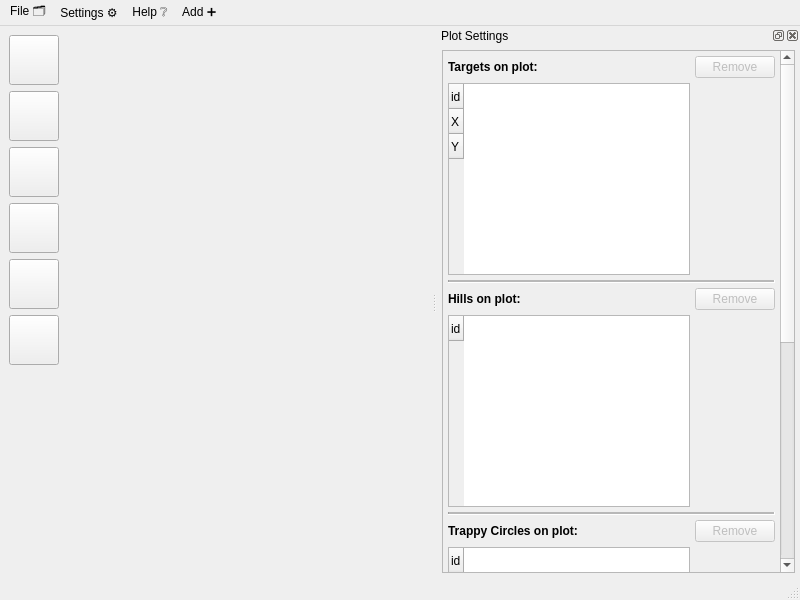
First picture: the form in main/mainwindow.ui, repository UmbrellaLeaf5/locus_no_pilotus, before the edit.
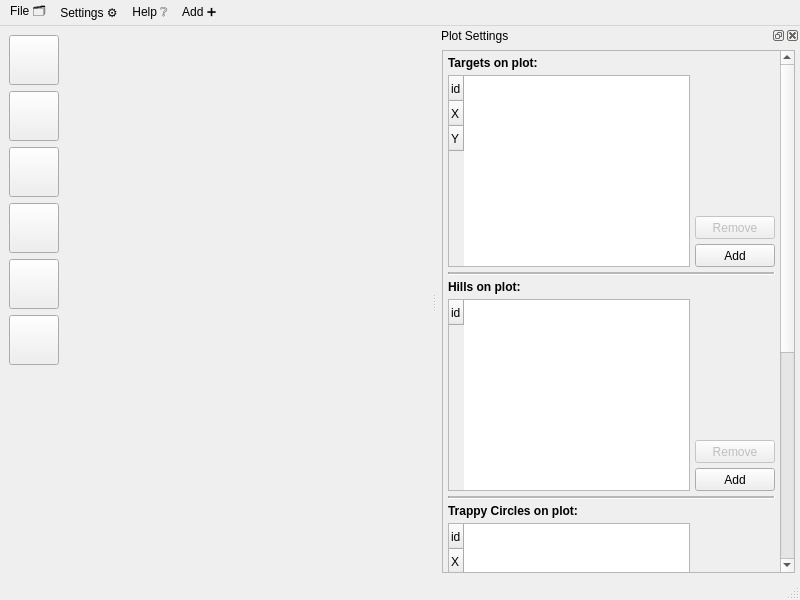
Second picture: the form after the edit. Icons and pictures are not drawn. Custom widgets are drawn as their Qt base class.

```diff
--- a/main/mainwindow.ui
+++ b/main/mainwindow.ui
@@ -439,6 +439,67 @@
          </property>
          <item>
           <layout class="QGridLayout" name="targetTableGridLayout">
+           <item row="1" column="0" rowspan="7">
+            <widget class="QTableWidget" name="targetInfoTableWidget">
+             <property name="sizePolicy">
+              <sizepolicy hsizetype="Expanding" vsizetype="Expanding">
+               <horstretch>0</horstretch>
+               <verstretch>0</verstretch>
+              </sizepolicy>
+             </property>
+             <property name="editTriggers">
+              <set>QAbstractItemView::AllEditTriggers</set>
+             </property>
+             <property name="rowCount">
+              <number>3</number>
+             </property>
+             <attribute name="horizontalHeaderMinimumSectionSize">
+              <number>25</number>
+             </attribute>
+             <attribute name="horizontalHeaderDefaultSectionSize">
+              <number>75</number>
+             </attribute>
+             <attribute name="verticalHeaderMinimumSectionSize">
+              <number>25</number>
+             </attribute>
+             <attribute name="verticalHeaderDefaultSectionSize">
+              <number>25</number>
+             </attribute>
+             <row>
+              <property name="text">
+               <string>id</string>
+              </property>
+             </row>
+             <row>
+              <property name="text">
+               <string>X</string>
+              </property>
+             </row>
+             <row>
+              <property name="text">
+               <string>Y</string>
+              </property>
+             </row>
+            </widget>
+           </item>
+           <item row="7" column="1">
+            <widget class="QPushButton" name="targetAddFromTablePushButton">
+             <property name="sizePolicy">
+              <sizepolicy hsizetype="Preferred" vsizetype="Preferred">
+               <horstretch>0</horstretch>
+               <verstretch>0</verstretch>
+              </sizepolicy>
+             </property>
+             <property name="styleSheet">
+              <string notr="true">QPushButton::hover{background-color: rgb(184, 184, 184);border: 1px solid #6f6f6f;}
+QPushButton::pressed{background-color: rgb(135, 135, 135);}
+              </string>
+             </property>
+             <property name="text">
+              <string>Add</string>
+             </property>
+            </widget>
+           </item>
            <item row="0" column="0">
             <widget class="QLabel" name="targetInfoLabel">
              <property name="sizePolicy">
@@ -468,50 +529,7 @@
              </property>
             </widget>
            </item>
-           <item row="1" column="0">
-            <widget class="QTableWidget" name="targetInfoTableWidget">
-             <property name="sizePolicy">
-              <sizepolicy hsizetype="Expanding" vsizetype="Expanding">
-               <horstretch>0</horstretch>
-               <verstretch>0</verstretch>
-              </sizepolicy>
-             </property>
-             <property name="editTriggers">
-              <set>QAbstractItemView::AllEditTriggers</set>
-             </property>
-             <property name="rowCount">
-              <number>3</number>
-             </property>
-             <attribute name="horizontalHeaderMinimumSectionSize">
-              <number>25</number>
-             </attribute>
-             <attribute name="horizontalHeaderDefaultSectionSize">
-              <number>75</number>
-             </attribute>
-             <attribute name="verticalHeaderMinimumSectionSize">
-              <number>25</number>
-             </attribute>
-             <attribute name="verticalHeaderDefaultSectionSize">
-              <number>25</number>
-             </attribute>
-             <row>
-              <property name="text">
-               <string>id</string>
-              </property>
-             </row>
-             <row>
-              <property name="text">
-               <string>X</string>
-              </property>
-             </row>
-             <row>
-              <property name="text">
-               <string>Y</string>
-              </property>
-             </row>
-            </widget>
-           </item>
-           <item row="0" column="1">
+           <item row="6" column="1">
             <widget class="QPushButton" name="targetRemovePushButton">
              <property name="enabled">
               <bool>false</bool>
@@ -555,31 +573,22 @@
          </item>
          <item>
           <layout class="QGridLayout" name="hillTableGridLayout">
-           <item row="2" column="0">
-            <widget class="QTableWidget" name="hillInfoTableWidget">
-             <property name="editTriggers">
-              <set>QAbstractItemView::AllEditTriggers</set>
+           <item row="8" column="1">
+            <widget class="QPushButton" name="hillAddFromTablePushButton">
+             <property name="sizePolicy">
+              <sizepolicy hsizetype="Preferred" vsizetype="Preferred">
+               <horstretch>0</horstretch>
+               <verstretch>0</verstretch>
+              </sizepolicy>
              </property>
-             <property name="rowCount">
-              <number>1</number>
+             <property name="styleSheet">
+              <string notr="true">QPushButton::hover{background-color: rgb(184, 184, 184);border: 1px solid #6f6f6f;}
+QPushButton::pressed{background-color: rgb(135, 135, 135);}
+              </string>
              </property>
-             <attribute name="horizontalHeaderMinimumSectionSize">
-              <number>25</number>
-             </attribute>
-             <attribute name="horizontalHeaderDefaultSectionSize">
-              <number>75</number>
-             </attribute>
-             <attribute name="verticalHeaderMinimumSectionSize">
-              <number>25</number>
-             </attribute>
-             <attribute name="verticalHeaderDefaultSectionSize">
-              <number>25</number>
-             </attribute>
-             <row>
-              <property name="text">
-               <string>id</string>
-              </property>
-             </row>
+             <property name="text">
+              <string>Add</string>
+             </property>
             </widget>
            </item>
            <item row="1" column="0">
@@ -611,7 +620,34 @@
              </property>
             </widget>
            </item>
-           <item row="1" column="1">
+           <item row="2" column="0" rowspan="7">
+            <widget class="QTableWidget" name="hillInfoTableWidget">
+             <property name="editTriggers">
+              <set>QAbstractItemView::AllEditTriggers</set>
+             </property>
+             <property name="rowCount">
+              <number>1</number>
+             </property>
+             <attribute name="horizontalHeaderMinimumSectionSize">
+              <number>25</number>
+             </attribute>
+             <attribute name="horizontalHeaderDefaultSectionSize">
+              <number>75</number>
+             </attribute>
+             <attribute name="verticalHeaderMinimumSectionSize">
+              <number>25</number>
+             </attribute>
+             <attribute name="verticalHeaderDefaultSectionSize">
+              <number>25</number>
+             </attribute>
+             <row>
+              <property name="text">
+               <string>id</string>
+              </property>
+             </row>
+            </widget>
+           </item>
+           <item row="7" column="1">
             <widget class="QPushButton" name="hillRemovePushButton">
              <property name="enabled">
               <bool>false</bool>
@@ -655,27 +691,6 @@
          </item>
          <item>
           <layout class="QGridLayout" name="trappyCircleGridLayout">
-           <item row="1" column="1">
-            <widget class="QPushButton" name="trappyCircleRemovePushButton">
-             <property name="enabled">
-              <bool>false</bool>
-             </property>
-             <property name="sizePolicy">
-              <sizepolicy hsizetype="Preferred" vsizetype="Preferred">
-               <horstretch>0</horstretch>
-               <verstretch>0</verstretch>
-              </sizepolicy>
-             </property>
-             <property name="styleSheet">
-              <string notr="true">QPushButton::hover{background-color: rgb(184, 184, 184);border: 1px solid #6f6f6f;}
-QPushButton::pressed{background-color: rgb(135, 135, 135);}
-              </string>
-             </property>
-             <property name="text">
-              <string>Remove</string>
-             </property>
-            </widget>
-           </item>
            <item row="1" column="0">
             <widget class="QLabel" name="trappyCircleInfoLabel">
              <property name="sizePolicy">
@@ -705,7 +720,25 @@
              </property>
             </widget>
            </item>
-           <item row="2" column="0">
+           <item row="8" column="1">
+            <widget class="QPushButton" name="trappyCircleAddFromTablePushButton">
+             <property name="sizePolicy">
+              <sizepolicy hsizetype="Preferred" vsizetype="Preferred">
+               <horstretch>0</horstretch>
+               <verstretch>0</verstretch>
+              </sizepolicy>
+             </property>
+             <property name="styleSheet">
+              <string notr="true">QPushButton::hover{background-color: rgb(184, 184, 184);border: 1px solid #6f6f6f;}
+QPushButton::pressed{background-color: rgb(135, 135, 135);}
+              </string>
+             </property>
+             <property name="text">
+              <string>Add</string>
+             </property>
+            </widget>
+           </item>
+           <item row="2" column="0" rowspan="7">
             <widget class="QTableWidget" name="trappyCircleInfoTableWidget">
              <property name="editTriggers">
               <set>QAbstractItemView::AllEditTriggers</set>
@@ -753,6 +786,27 @@
              </row>
             </widget>
            </item>
+           <item row="7" column="1">
+            <widget class="QPushButton" name="trappyCircleRemovePushButton">
+             <property name="enabled">
+              <bool>false</bool>
+             </property>
+             <property name="sizePolicy">
+              <sizepolicy hsizetype="Preferred" vsizetype="Preferred">
+               <horstretch>0</horstretch>
+               <verstretch>0</verstretch>
+              </sizepolicy>
+             </property>
+             <property name="styleSheet">
+              <string notr="true">QPushButton::hover{background-color: rgb(184, 184, 184);border: 1px solid #6f6f6f;}
+QPushButton::pressed{background-color: rgb(135, 135, 135);}
+              </string>
+             </property>
+             <property name="text">
+              <string>Remove</string>
+             </property>
+            </widget>
+           </item>
           </layout>
          </item>
          <item>
@@ -805,28 +859,7 @@
              </property>
             </widget>
            </item>
-           <item row="0" column="1">
-            <widget class="QPushButton" name="trappyLineRemovePushButton">
-             <property name="enabled">
-              <bool>false</bool>
-             </property>
-             <property name="sizePolicy">
-              <sizepolicy hsizetype="Preferred" vsizetype="Preferred">
-               <horstretch>0</horstretch>
-               <verstretch>0</verstretch>
-              </sizepolicy>
-             </property>
-             <property name="styleSheet">
-              <string notr="true">QPushButton::hover{background-color: rgb(184, 184, 184);border: 1px solid #6f6f6f;}
-QPushButton::pressed{background-color: rgb(135, 135, 135);}
-              </string>
-             </property>
-             <property name="text">
-              <string>Remove</string>
-             </property>
-            </widget>
-           </item>
-           <item row="1" column="0">
+           <item row="1" column="0" rowspan="7">
             <widget class="QTableWidget" name="trappyLineInfoTableWidget">
              <property name="editTriggers">
               <set>QAbstractItemView::AllEditTriggers</set>
@@ -863,6 +896,45 @@
              </row>
             </widget>
            </item>
+           <item row="7" column="1">
+            <widget class="QPushButton" name="trappyLineAddFromTablePushButton">
+             <property name="sizePolicy">
+              <sizepolicy hsizetype="Preferred" vsizetype="Preferred">
+               <horstretch>0</horstretch>
+               <verstretch>0</verstretch>
+              </sizepolicy>
+             </property>
+             <property name="styleSheet">
+              <string notr="true">QPushButton::hover{background-color: rgb(184, 184, 184);border: 1px solid #6f6f6f;}
+QPushButton::pressed{background-color: rgb(135, 135, 135);}
+              </string>
+             </property>
+             <property name="text">
+              <string>Add</string>
+             </property>
+            </widget>
+           </item>
+           <item row="6" column="1">
+            <widget class="QPushButton" name="trappyLineRemovePushButton">
+             <property name="enabled">
+              <bool>false</bool>
+             </property>
+             <property name="sizePolicy">
+              <sizepolicy hsizetype="Preferred" vsizetype="Preferred">
+               <horstretch>0</horstretch>
+               <verstretch>0</verstretch>
+              </sizepolicy>
+             </property>
+             <property name="styleSheet">
+              <string notr="true">QPushButton::hover{background-color: rgb(184, 184, 184);border: 1px solid #6f6f6f;}
+QPushButton::pressed{background-color: rgb(135, 135, 135);}
+              </string>
+             </property>
+             <property name="text">
+              <string>Remove</string>
+             </property>
+            </widget>
+           </item>
           </layout>
          </item>
         </layout>
```
